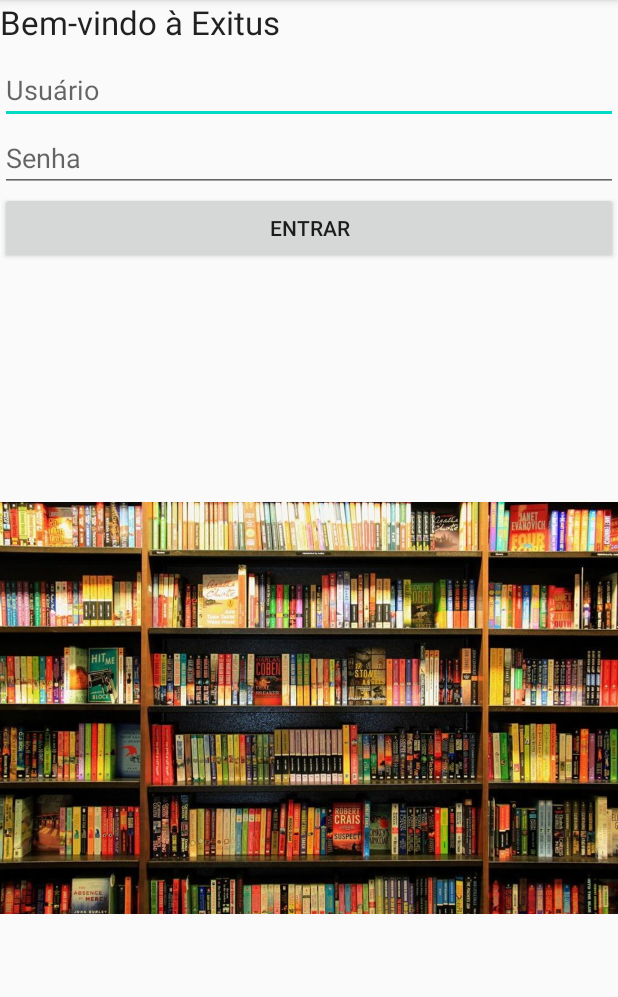
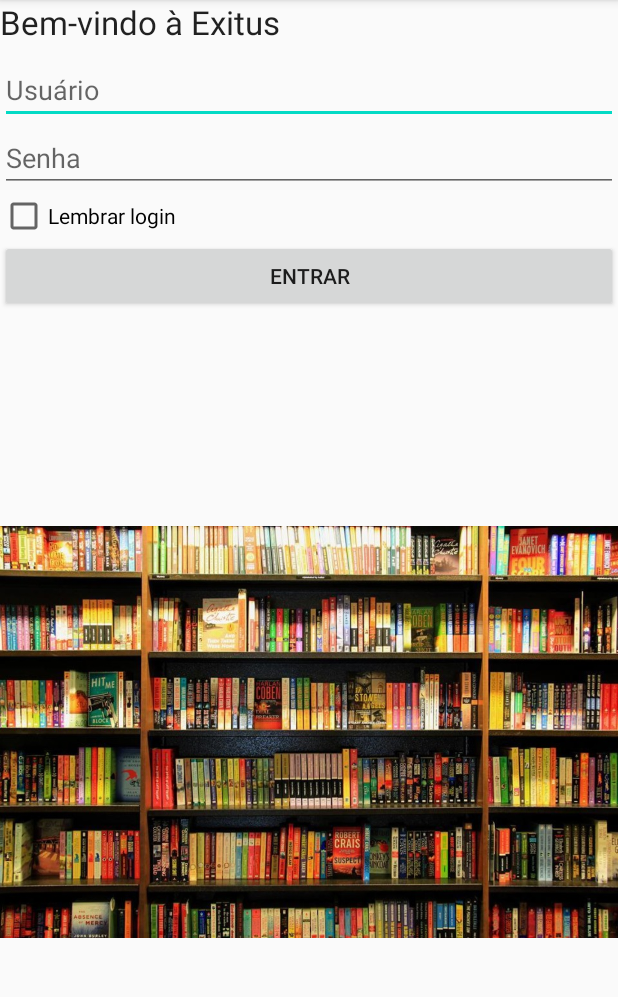
Before and after one commit to andre-prado/DevandoApp, an Android app: the screen it shows after launch (MainActivity), after a tap on "ENTRAR", on a phone screen of 412 x 824 dp, the part 84-1081 px from its top. Run offline under Robolectric (Android 15) with nearby library versions, the phone set to English and light mode, and no system bars.

Commit message:
SharedPreferences feito lembrar login feito

```diff
--- a/app/src/main/AndroidManifest.xml
+++ b/app/src/main/AndroidManifest.xml
@@ -5,6 +5,7 @@
     <uses-permission android:name="android.permission.INTERNET" />
 
     <application
+        android:name=".DevandoApplication"
         android:allowBackup="true"
         android:icon="@mipmap/ic_launcher"
         android:label="@string/app_name"
--- /dev/null
+++ b/app/src/main/java/br/com/andreprado/devandoapp/DevandoApplication.kt
@@ -0,0 +1,21 @@
+package br.com.andreprado.devandoapp
+
+import android.app.Application
+import java.lang.IllegalStateException
+
+class DevandoApplication: Application() {
+    override fun onCreate() {
+        super.onCreate()
+        appInstance = this
+    }
+
+    companion object {
+        private var appInstance: DevandoApplication? = null
+        fun getInstance(): DevandoApplication {
+            if(appInstance == null) {
+                throw IllegalStateException("Configure application no manifest")
+            }
+            return appInstance!!
+        }
+    }
+}
--- a/app/src/main/java/br/com/andreprado/devandoapp/MainActivity.kt
+++ b/app/src/main/java/br/com/andreprado/devandoapp/MainActivity.kt
@@ -11,12 +11,25 @@ class MainActivity : DebugActivity() {
         super.onCreate(savedInstanceState)
         setContentView(R.layout.login)
 
+        campoUsuario.setText(Prefs.getString("lembrarNome"))
+        campoSenha.setText(Prefs.getString("lembrarSenha"))
+        checkLembrar.isChecked = Prefs.getBoolean("lembrar")
+
         campoImagem.setImageResource(R.drawable.livros)
 
         botaoLogin.setOnClickListener {
             val valorUsuario = campoUsuario.text.toString()
             val valorSenha = campoSenha.text.toString()
             //Toast.makeText(this, "Usuário: $valorUsuario, Senha: $valorSenha", Toast.LENGTH_LONG).show()
+
+            Prefs.setBoolean("lembrar", checkLembrar.isChecked)
+            if (checkLembrar.isChecked) {
+                Prefs.setString("lembrarNome", valorUsuario)
+                Prefs.setString("lembrarSenha", valorSenha)
+            } else {
+                Prefs.setString("lembrarNome", "")
+                Prefs.setString("lembrarSenha", "")
+            }
 
             if (valorUsuario == "aluno" && valorSenha == "impacta") {
                 var intent = Intent(this, TelaInicialActivity::class.java)
--- /dev/null
+++ b/app/src/main/java/br/com/andreprado/devandoapp/Prefs.kt
@@ -0,0 +1,20 @@
+package br.com.andreprado.devandoapp
+
+import android.content.SharedPreferences
+
+object Prefs {
+    val PREF_ID = "Devando"
+
+    private fun prefs(): SharedPreferences {
+        val contexto = DevandoApplication.getInstance().applicationContext
+        return contexto.getSharedPreferences(PREF_ID, 0)
+    }
+
+    fun setString(flag: String, valor: String) = prefs().edit().putString(flag, valor).apply()
+
+    fun getString(flag: String) = prefs().getString(flag, "")
+
+    fun setBoolean(flag: String, valor: Boolean) = prefs().edit().putBoolean(flag, valor).apply()
+
+    fun getBoolean(flag: String) = prefs().getBoolean(flag, false)
+}
--- a/app/src/main/res/layout/login.xml
+++ b/app/src/main/res/layout/login.xml
@@ -27,6 +27,12 @@
         android:inputType="textPassword"
         android:hint="Senha"/>
 
+    <CheckBox
+        android:id="@+id/checkLembrar"
+        android:layout_width="match_parent"
+        android:layout_height="wrap_content"
+        android:text="Lembrar login" />
+
     <Button
         android:id="@+id/botaoLogin"
         android:layout_width="match_parent"
@@ -37,4 +43,5 @@
         android:id="@+id/campoImagem"
         android:layout_width="match_parent"
         android:layout_height="wrap_content"/>
+
 </LinearLayout>
```
